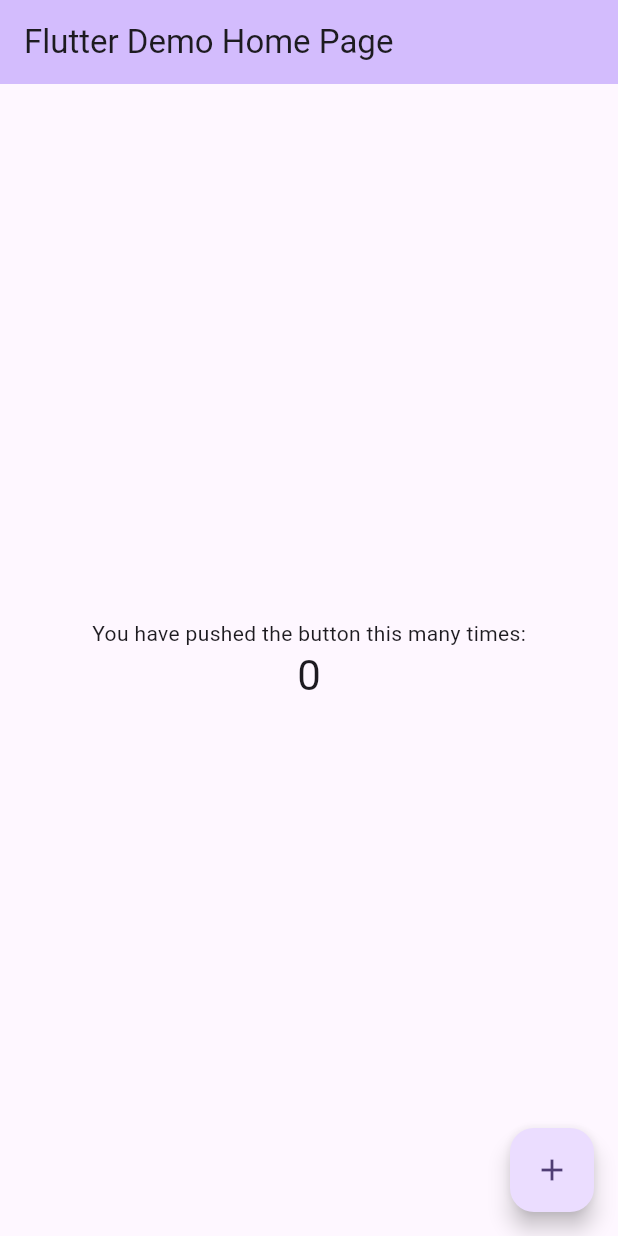
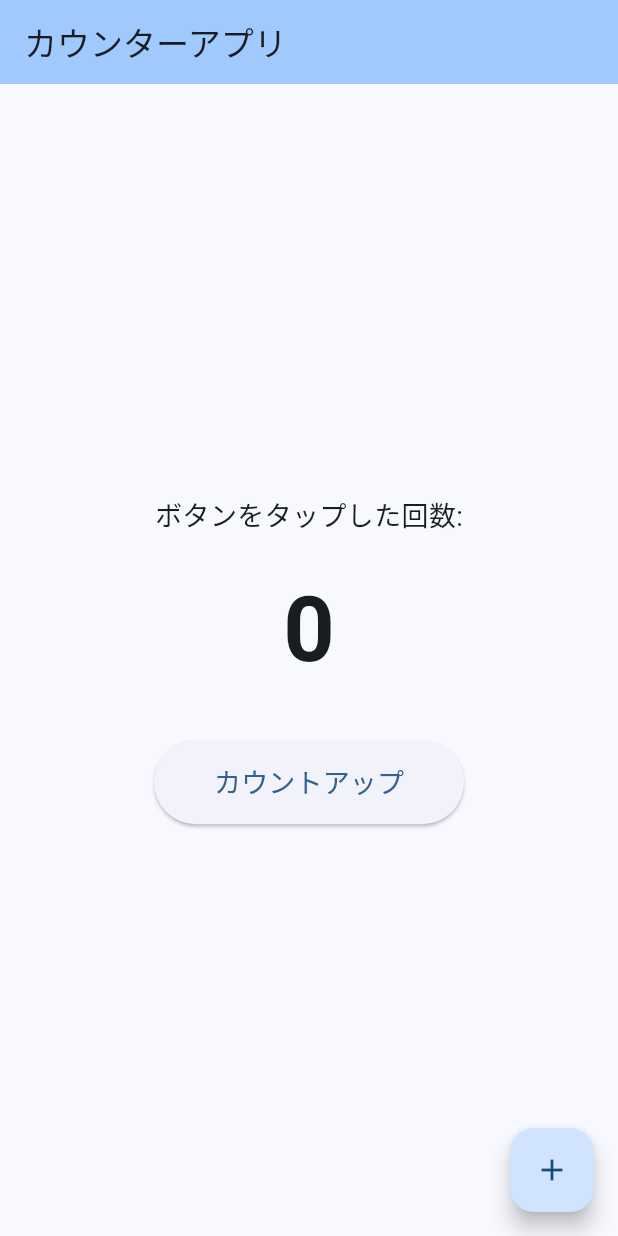
Before and after one commit to tkymx/TestFlutterApp, a Flutter app: the screen it shows after launch, on a phone screen of 412 x 824 dp. Run offline on Flutter 3.47's test engine with Material 3 defaults, Android fonts, the phone set to English and light mode, and no system bars.

Commit message:
カウントアップボタンを追加し、UIを改善

```diff
--- a/lib/main.dart
+++ b/lib/main.dart
@@ -7,46 +7,21 @@ void main() {
 class MyApp extends StatelessWidget {
   const MyApp({super.key});
 
-  // This widget is the root of your application.
   @override
   Widget build(BuildContext context) {
     return MaterialApp(
-      title: 'Flutter Demo',
+      title: 'カウンターアプリ',
       theme: ThemeData(
-        // This is the theme of your application.
-        //
-        // TRY THIS: Try running your application with "flutter run". You'll see
-        // the application has a purple toolbar. Then, without quitting the app,
-        // try changing the seedColor in the colorScheme below to Colors.green
-        // and then invoke "hot reload" (save your changes or press the "hot
-        // reload" button in a Flutter-supported IDE, or press "r" if you used
-        // the command line to start the app).
-        //
-        // Notice that the counter didn't reset back to zero; the application
-        // state is not lost during the reload. To reset the state, use hot
-        // restart instead.
-        //
-        // This works for code too, not just values: Most code changes can be
-        // tested with just a hot reload.
-        colorScheme: ColorScheme.fromSeed(seedColor: Colors.deepPurple),
+        colorScheme: ColorScheme.fromSeed(seedColor: Colors.blue),
         useMaterial3: true,
       ),
-      home: const MyHomePage(title: 'Flutter Demo Home Page'),
+      home: const MyHomePage(title: 'カウンターアプリ'),
     );
   }
 }
 
 class MyHomePage extends StatefulWidget {
   const MyHomePage({super.key, required this.title});
-
-  // This widget is the home page of your application. It is stateful, meaning
-  // that it has a State object (defined below) that contains fields that affect
-  // how it looks.
-
-  // This class is the configuration for the state. It holds the values (in this
-  // case the title) provided by the parent (in this case the App widget) and
-  // used by the build method of the State. Fields in a Widget subclass are
-  // always marked "final".
 
   final String title;
 
@@ -59,67 +34,46 @@ class _MyHomePageState extends State<MyHomePage> {
 
   void _incrementCounter() {
     setState(() {
-      // This call to setState tells the Flutter framework that something has
-      // changed in this State, which causes it to rerun the build method below
-      // so that the display can reflect the updated values. If we changed
-      // _counter without calling setState(), then the build method would not be
-      // called again, and so nothing would appear to happen.
       _counter++;
     });
   }
 
   @override
   Widget build(BuildContext context) {
-    // This method is rerun every time setState is called, for instance as done
-    // by the _incrementCounter method above.
-    //
-    // The Flutter framework has been optimized to make rerunning build methods
-    // fast, so that you can just rebuild anything that needs updating rather
-    // than having to individually change instances of widgets.
     return Scaffold(
       appBar: AppBar(
-        // TRY THIS: Try changing the color here to a specific color (to
-        // Colors.amber, perhaps?) and trigger a hot reload to see the AppBar
-        // change color while the other colors stay the same.
         backgroundColor: Theme.of(context).colorScheme.inversePrimary,
-        // Here we take the value from the MyHomePage object that was created by
-        // the App.build method, and use it to set our appbar title.
         title: Text(widget.title),
       ),
       body: Center(
-        // Center is a layout widget. It takes a single child and positions it
-        // in the middle of the parent.
         child: Column(
-          // Column is also a layout widget. It takes a list of children and
-          // arranges them vertically. By default, it sizes itself to fit its
-          // children horizontally, and tries to be as tall as its parent.
-          //
-          // Column has various properties to control how it sizes itself and
-          // how it positions its children. Here we use mainAxisAlignment to
-          // center the children vertically; the main axis here is the vertical
-          // axis because Columns are vertical (the cross axis would be
-          // horizontal).
-          //
-          // TRY THIS: Invoke "debug painting" (choose the "Toggle Debug Paint"
-          // action in the IDE, or press "p" in the console), to see the
-          // wireframe for each widget.
           mainAxisAlignment: MainAxisAlignment.center,
           children: <Widget>[
             const Text(
-              'You have pushed the button this many times:',
+              'ボタンをタップした回数:',
+              style: TextStyle(fontSize: 18),
             ),
+            const SizedBox(height: 20),
             Text(
               '$_counter',
-              style: Theme.of(context).textTheme.headlineMedium,
+              style: const TextStyle(fontSize: 60, fontWeight: FontWeight.bold),
+            ),
+            const SizedBox(height: 30),
+            ElevatedButton(
+              onPressed: _incrementCounter,
+              style: ElevatedButton.styleFrom(
+                padding: const EdgeInsets.symmetric(horizontal: 40, vertical: 15),
+              ),
+              child: const Text('カウントアップ', style: TextStyle(fontSize: 18)),
             ),
           ],
         ),
       ),
       floatingActionButton: FloatingActionButton(
         onPressed: _incrementCounter,
-        tooltip: 'Increment',
+        tooltip: 'カウントアップ',
         child: const Icon(Icons.add),
-      ), // This trailing comma makes auto-formatting nicer for build methods.
+      ),
     );
   }
 }
```
